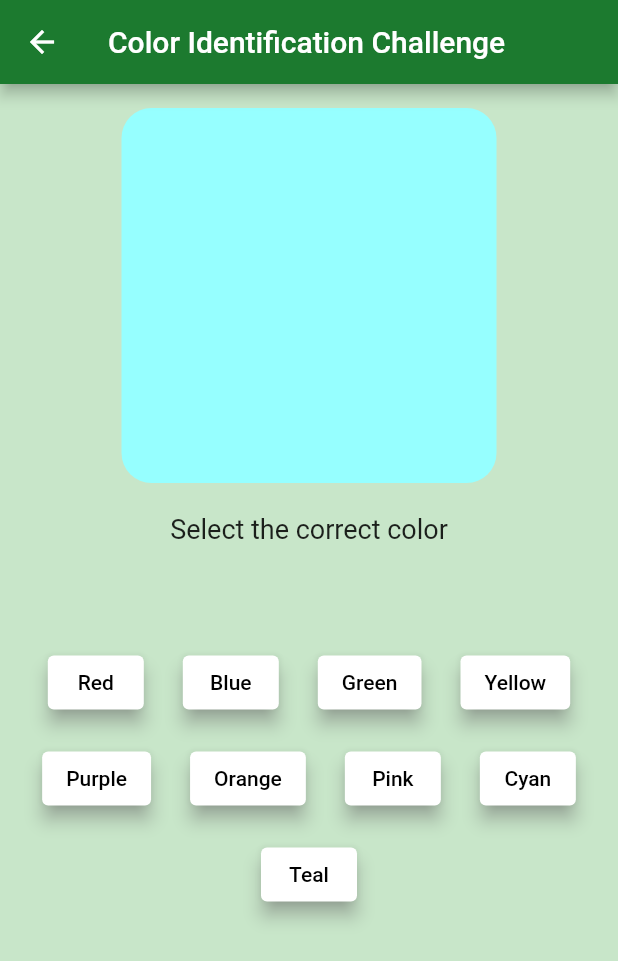
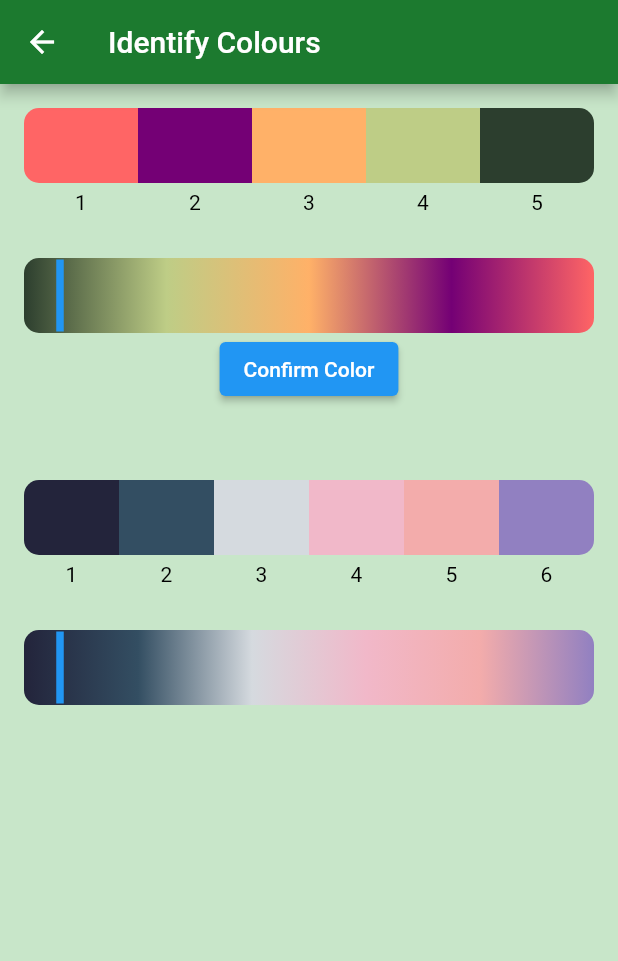
Before and after one commit to OmeshSachethana/SPM_Project, a Flutter app: the ColorIdentificationPage screen opened directly, on a phone screen of 412 x 824 dp. Shown: the top 961 px of the screen. Run offline on Flutter 3.47's test engine with Material 2 defaults, Android fonts, the light colour scheme and no system bars; our stand-ins replace camera, cloud_firestore, firebase_auth, firebase_core, firebase_storage, image_picker and 2 more; missing offline and left inert: google_mlkit_commons; accounts and stored records are empty.

Commit message:
Bug fixes

```diff
--- a/lib/pages/vfd_test/color_challenge.dart
+++ b/lib/pages/vfd_test/color_challenge.dart
@@ -1,199 +1,199 @@
-import 'dart:math';
 import 'package:flutter/material.dart';
+import 'package:spm/pages/vfd_test/colour_palettes/colour_palette_2.dart';
+import 'colour_palettes/colour_palette_1.dart';
+
+class LineThumbShape extends SliderComponentShape {
+  final double thumbRadius;
+
+  const LineThumbShape({
+    this.thumbRadius = 6.0,
+  });
+
+  @override
+  Size getPreferredSize(bool isEnabled, bool isDiscrete) {
+    return Size.fromRadius(thumbRadius);
+  }
+
+  @override
+  void paint(
+    PaintingContext context,
+    Offset center, {
+    required Animation<double> activationAnimation,
+    required Animation<double> enableAnimation,
+    required bool isDiscrete,
+    required TextPainter labelPainter,
+    required RenderBox parentBox,
+    required SliderThemeData sliderTheme,
+    required TextDirection textDirection,
+    required double value,
+    required double textScaleFactor,
+    required Size sizeWithOverflow,
+  }) {
+    final Canvas canvas = context.canvas;
+    final paint = Paint()
+      ..color = sliderTheme.thumbColor!
+      ..style = PaintingStyle.fill;
+
+    canvas.drawRect(
+      Rect.fromCenter(
+        center: center,
+        width: 5.0, // This is the width of the line
+        height: parentBox.size.height, // This is the height of the line
+      ),
+      paint,
+    );
+  }
+}
 
 class ColorIdentificationPage extends StatefulWidget {
-  const ColorIdentificationPage({Key? key}) : super(key: key);
-
   @override
   _ColorIdentificationPageState createState() =>
       _ColorIdentificationPageState();
 }
 
 class _ColorIdentificationPageState extends State<ColorIdentificationPage> {
-  late Color _currentColor;
-  final List<String> _colorNames = [
-    'Red',
-    'Blue',
-    'Green',
-    'Yellow',
-    'Purple',
-    'Orange',
-    'Pink',
-    'Cyan',
-    'Teal',
+  double sliderValue1 = 0.0;
+  Color selectedColor1 = Colors.red;
+  double sliderValue2 = 0.0;
+  Color selectedColor2 = Colors.red;
+  List<double> confirmedSliderValues1 = [];
+  List<Color> colors1 = [
+    Color(0xFFFF6565),
+    Color(0xFF740075),
+    Color(0xFFFFB168),
+    Color(0xFFBECD86),
+    Color(0xFF2C3E2E),
   ];
-  late String _correctColorName;
-  bool _isCorrect = true;
-  int _correctAnswers = 0;
-  int _totalAnswers = 0;
-  bool _quizCompleted = false;
 
   @override
   void initState() {
     super.initState();
-    _generateRandomColor();
-  }
-
-  void _generateRandomColor() {
-    if (_totalAnswers == _colorNames.length) {
-      // Whne all colors have been answered, stop the quiz
-      setState(() {
-        _quizCompleted = true;
-      });
-      return;
-    }
-
-    final List<Color> customColors = [
-      const Color.fromARGB(255, 247, 86, 86), // Red
-      const Color.fromARGB(255, 42, 85, 186), // Blue
-      const Color.fromARGB(255, 142, 255, 142), // Light Green
-      const Color.fromARGB(255, 255, 255, 124), // Light Yellow
-      const Color.fromARGB(255, 121, 106, 218), // Light Purple
-      const Color.fromARGB(255, 255, 172, 76), // Light Orange
-      const Color.fromARGB(255, 255, 113, 255), // Light Pink
-      const Color.fromARGB(255, 150, 255, 255), // Light Cyan
-      const Color(0xFF008080), // Teal
-    ];
-
-    final random = Random();
-    final int index = random.nextInt(customColors.length);
-
-    setState(() {
-      _currentColor = customColors[index];
-      _correctColorName = _colorNames[index];
-    });
-  }
-
-  void _checkAnswer(String selectedColorName) {
-    if (_quizCompleted) {
-      return; // Quiz is completed, no need to check further
-    }
-
-    setState(() {
-      _isCorrect = selectedColorName == _correctColorName;
-      if (_isCorrect) {
-        _correctAnswers++;
-      }
-      _totalAnswers++;
-
-      if (_totalAnswers == _colorNames.length) {
-        // All colors have been answered, calculate the visual fatigue index
-        final double visualFatigueIndex =
-            _correctAnswers / _totalAnswers;
-
-        // Show the visual fatigue index in a dialog
-        _showVisualFatigueIndex(visualFatigueIndex);
-        // Set _quizCompleted here to ensure it's only set after showing the dialog
-        _quizCompleted = true;
-      } else {
-        // Display correctness message in a SnackBar
-        ScaffoldMessenger.of(context).showSnackBar(SnackBar(
-          content: Text(_isCorrect ? 'Correct!' : 'Incorrect!'),
-          duration: const Duration(seconds: 1),
-        ));
-        _generateRandomColor(); // Generate a new question
-      }
-    });
-  }
-
-  void _showVisualFatigueIndex(double visualFatigueIndex) {
-    // Round the visual fatigue index to two decimal places
-    String formattedVisualFatigueIndex = visualFatigueIndex.toStringAsFixed(2);
-
-    showDialog(
-      context: context,
-      builder: (BuildContext context) {
-        return AlertDialog(
-          title: const Text('Visual Fatigue Index'),
-          content: Text(
-              'Your visual fatigue index is: $formattedVisualFatigueIndex'),
-          actions: <Widget>[
-            TextButton(
-              child: const Text('OK'),
-              onPressed: () {
-                Navigator.of(context).pop(); // Close the dialog
-              },
-            ),
-          ],
-        );
-      },
-    );
+    colors1.shuffle();
   }
 
   @override
   Widget build(BuildContext context) {
     return Scaffold(
       appBar: AppBar(
-        title: const Text('Color Identification Challenge'),
+        title: Text('Identify Colours',
+            style: TextStyle(color: const Color.fromARGB(255, 255, 255, 255))),
         backgroundColor: const Color.fromARGB(255, 28, 122, 47),
+        leading: IconButton(
+          icon: Icon(Icons.arrow_back,
+              color: const Color.fromARGB(255, 255, 255, 255)),
+          onPressed: () => Navigator.of(context).pop(),
+        ),
       ),
       body: Container(
         color: Colors.green[100],
-        child: ListView(
-          children: <Widget>[
-            Container(
-              padding: const EdgeInsets.only(top: 16.0),
-              child: Center(
+        child: Padding(
+          padding: const EdgeInsets.all(16.0),
           child: Column(
-                  mainAxisAlignment: MainAxisAlignment.center,
-                  children: <Widget>[
-                    Container(
-                      width: 250,
-                      height: 250,
-                      decoration: BoxDecoration(
-                        color: _currentColor,
-                        borderRadius: BorderRadius.circular(20.0),
+            children: [
+              ColorPalette1(confirmedSliderValues1: confirmedSliderValues1, colors: colors1, selectedColor: selectedColor1),
+              SizedBox(height: 50.0),
+              _buildColorPalette(),
+              ElevatedButton(
+                onPressed: () {
+                  setState(() {
+                    confirmedSliderValues1.add(sliderValue1);
+                  });
+                },
+                child: Text('Confirm Color'),
               ),
-                    ),
-                    const SizedBox(height: 20),
-                    const Text(
-                      'Select the correct color',
-                      style: TextStyle(fontSize: 18),
-                    ),
-                    const SizedBox(height: 20),
-                    _quizCompleted
-                        ? const Text(
-                            'Quiz Completed!',
-                            style: TextStyle(
-                              fontSize: 24,
-                              color: Colors.green,
-                            ),
-                          )
-                        : const SizedBox(height: 20), // Blank space
-                    const SizedBox(height: 20),
-                    Wrap(
-                      alignment: WrapAlignment.center,
-                      spacing: 10.0,
-                      children: _colorNames.map((colorName) {
-                        return Padding(
-                          padding: const EdgeInsets.all(8.0),
-                          child: ElevatedButton(
-                            onPressed: _quizCompleted
-                                ? null // Disable button interaction
-                                : () => _checkAnswer(colorName),
-                            style: ElevatedButton.styleFrom(
-                              backgroundColor:
-                                  Colors.white, // Button background color
-                              shadowColor: Colors.grey, // Shadow color
-                              elevation: 5, // Shadow elevation
-                            ),
-                            child: Text(
-                              colorName,
-                              style: const TextStyle(
-                                color: Colors.black, // Text color
+              SizedBox(height: 50.0),
+              ColorPalette2(),
+              SizedBox(height: 50.0),
+              _buildColorPalette2(),
+            ],
           ),
         ),
       ),
     );
-                      }).toList(),
-                    ),
-                  ],
+  }
+
+  Widget _buildColorPalette() {
+    return Stack(
+      alignment: Alignment.center,
+      children: [
+        Container(
+          height: 50,
+          decoration: BoxDecoration(
+            borderRadius: BorderRadius.circular(10.0),
+            gradient: LinearGradient(
+              colors: colors1,
+              begin: Alignment.centerLeft,
+              end: Alignment.centerRight,
             ),
           ),
         ),
-          ],
+        SliderTheme(
+          data: SliderTheme.of(context).copyWith(
+            trackHeight: 0.0, // This makes the slider track invisible
+            thumbShape: LineThumbShape(), // Use the custom thumb shape
+          ),
+          child: Slider(
+            value: sliderValue1,
+            onChanged: (double value) {
+              setState(() {
+                sliderValue1 = value;
+                selectedColor1 =
+                    getColorAtPosition(sliderValue1, colors1);
+              });
+            },
           ),
         ),
+      ],
+    );
+  }
+
+  Color getColorAtPosition(double position, List<Color> colors) {
+    final sectionWidth = 1.0 / colors.length;
+    final int sectionIndex = (position / sectionWidth).floor();
+    final double positionInSection =
+        (position - sectionIndex * sectionWidth) / sectionWidth;
+    return Color.lerp(
+        colors[sectionIndex], colors[sectionIndex + 1], positionInSection)!;
+  }
+
+  Widget _buildColorPalette2() {
+    return Stack(
+      alignment: Alignment.center,
+      children: [
+        Container(
+          height: 50,
+          decoration: BoxDecoration(
+            borderRadius: BorderRadius.circular(10.0),
+            gradient: LinearGradient(
+              colors: [
+                Color(0xFF23243B),
+                Color(0xFF334E62),
+                Color(0xFFD5DADF),
+                Color(0xFFF1B8C9),
+                Color(0xFFF3ACAB),
+                Color(0xFF9180C1),
+              ],
+              begin: Alignment.centerLeft,
+              end: Alignment.centerRight,
+            ),
+          ),
+        ),
+        SliderTheme(
+          data: SliderTheme.of(context).copyWith(
+            trackHeight: 0.0, // This makes the slider track invisible
+            thumbShape: LineThumbShape(), // Use the custom thumb shape
+          ),
+          child: Slider(
+            value: sliderValue2,
+            onChanged: (double value) {
+              setState(() {
+                sliderValue2 = value;
+                selectedColor2 = Color.lerp(Colors.red, Colors.black, value)!;
+              });
+            },
+          ),
+        ),
+      ],
     );
   }
 }
```
Also changed, not shown: lib/pages/vfd_test/colour_palettes/colour_palette_1.dart (added, +111 -0 lines), lib/pages/vfd_test/colour_palettes/colour_palette_2.dart (added, +72 -0 lines), lib/pages/vfd_test/main_page.dart (+5 -3 lines), lib/pages/visual_fatigue_homePage.dart (+7 -40 lines). Lines whose indentation alone changed are shown as unchanged.
